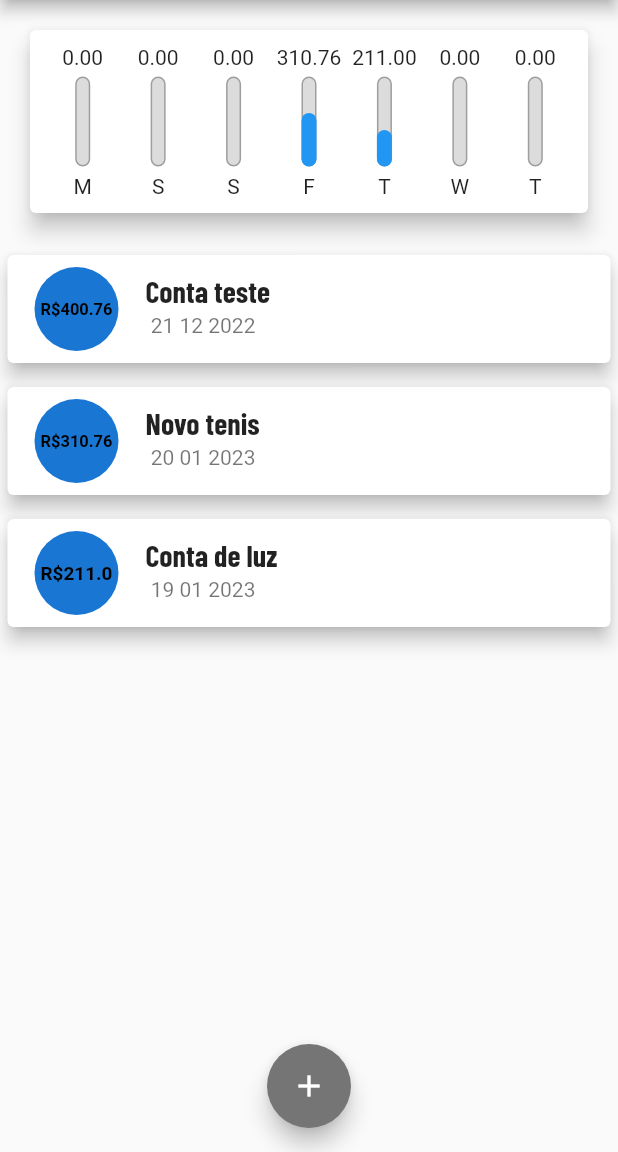
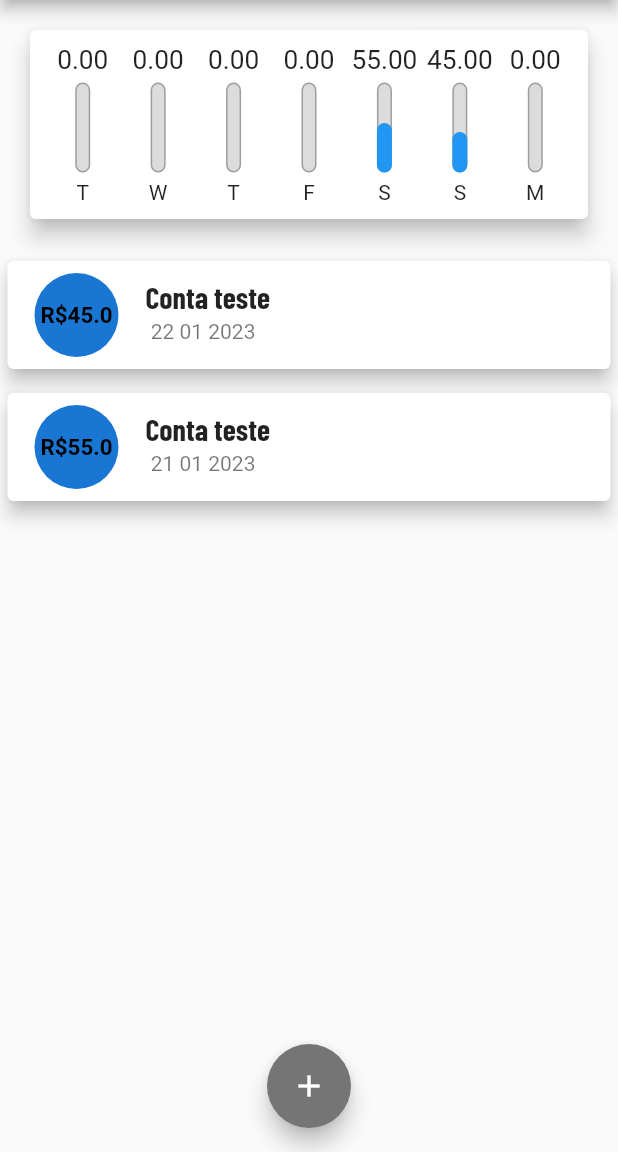
Before and after one commit to Luis020-hub/Despesas-Pessoais-Flutter, a Flutter app: the screen it shows after launch, on a phone screen of 412 x 824 dp, the part 84-1236 px from its top. Run offline on Flutter 3.47's test engine with Material 2 defaults, Android fonts, the phone set to English and light mode, and no system bars.

Commit message:
23/01/2023
- Correção na barra alinhando os dias.

```diff
--- a/lib/components/chart.dart
+++ b/lib/components/chart.dart
@@ -6,9 +6,9 @@ import 'chart_bar.dart';
 class Chart extends StatelessWidget {
   final List<Transaction> recentTransaction;
 
-  const Chart(this.recentTransaction, {super.key});
+  const Chart(this.recentTransaction, {Key? key}) : super(key: key);
 
-  List<Map<String, dynamic>> get groupedTransactions {
+  List<Map<String, Object>> get groupedTransactions {
     return List.generate(7, (index) {
       final weekDay = DateTime.now().subtract(
         Duration(days: index),
@@ -30,12 +30,12 @@ class Chart extends StatelessWidget {
         'day': DateFormat.E().format(weekDay)[0],
         'value': totalSum,
       };
-    });
+    }).reversed.toList();
   }
 
   double get _weekTotalValue {
     return groupedTransactions.fold(0.0, (sum, tr) {
-      return sum + tr['value'];
+      return sum + (tr['value'] as double);
     });
   }
 
--- a/lib/components/chart_bar.dart
+++ b/lib/components/chart_bar.dart
@@ -16,8 +16,11 @@ class ChartBar extends StatelessWidget {
   Widget build(BuildContext context) {
     return Column(
       children: [
-        FittedBox(
-          child: Text('${value.toStringAsFixed(2)}'),
+        SizedBox(
+          height: 20,
+          child: FittedBox(
+            child: Text(value.toStringAsFixed(2)),
+          ),
         ),
         const SizedBox(height: 5),
         SizedBox(
--- a/lib/main.dart
+++ b/lib/main.dart
@@ -51,20 +51,14 @@ class _MyHomePageState extends State<MyHomePage> {
     Transaction(
       id: 't0',
       title: 'Conta teste',
-      value: 400.76,
-      date: DateTime.now().subtract(const Duration(days: 33)),
+      value: 45,
+      date: DateTime.now().subtract(const Duration(days: 1)),
     ),
     Transaction(
       id: 't1',
-      title: 'Novo tenis',
-      value: 310.76,
-      date: DateTime.now().subtract(const Duration(days: 3)),
-    ),
-    Transaction(
-      id: 't2',
-      title: 'Conta de luz',
-      value: 211,
-      date: DateTime.now().subtract(const Duration(days: 4)),
+      title: 'Conta teste',
+      value: 55,
+      date: DateTime.now().subtract(const Duration(days: 2)),
     ),
   ];
 
```
